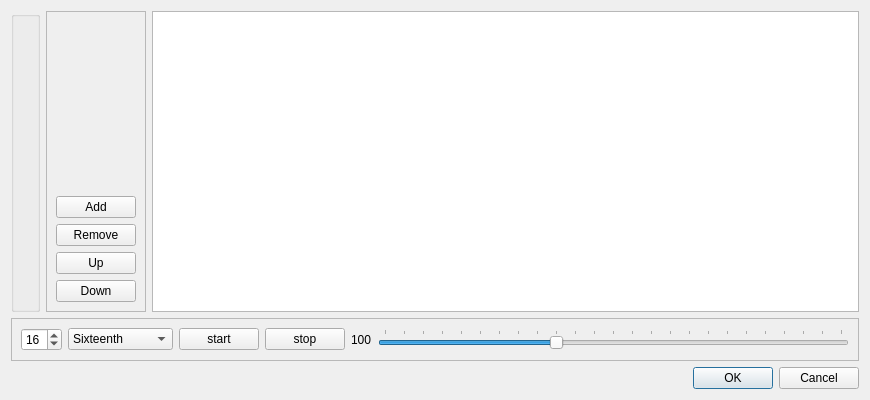
The window that src/drumgrid.ui (pedrolcl/kmetronome) describes before a commit, drawn with Qt 5.
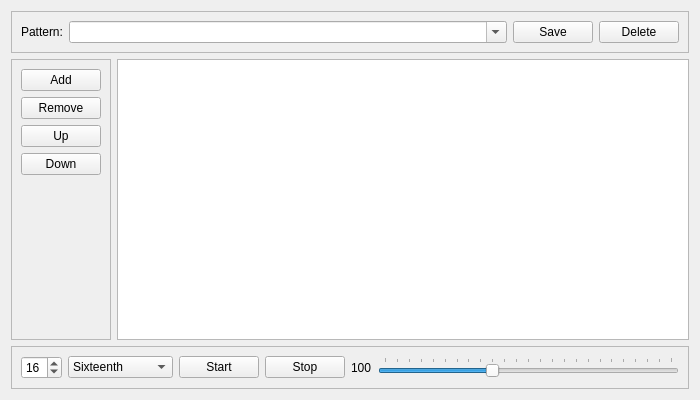
The same window after the commit. Icons and pictures are not drawn. Custom widgets are drawn as their Qt base class.

Commit message: * Pattern editor layout * KDialogs

Patch:
```diff
--- a/src/drumgrid.ui
+++ b/src/drumgrid.ui
@@ -1,12 +1,12 @@
 <?xml version="1.0" encoding="UTF-8"?>
 <ui version="4.0">
  <class>DrumGrid</class>
- <widget class="QDialog" name="DrumGrid">
+ <widget class="QWidget" name="DrumGrid">
   <property name="geometry">
    <rect>
     <x>0</x>
     <y>0</y>
-    <width>870</width>
+    <width>700</width>
     <height>400</height>
    </rect>
   </property>
@@ -14,23 +14,53 @@
    <string>Pattern Editor</string>
   </property>
   <layout class="QGridLayout" name="gridLayout">
-   <item row="0" column="0">
-    <widget class="KEditListBox" name="keditlistbox">
-     <property name="sizePolicy">
-      <sizepolicy hsizetype="Minimum" vsizetype="Preferred">
-       <horstretch>0</horstretch>
-       <verstretch>0</verstretch>
-      </sizepolicy>
+   <item row="0" column="0" colspan="2">
+    <widget class="QFrame" name="frame">
+     <property name="frameShape">
+      <enum>QFrame::StyledPanel</enum>
      </property>
-     <property name="maximumSize">
-      <size>
-       <width>220</width>
-       <height>16777215</height>
-      </size>
+     <property name="frameShadow">
+      <enum>QFrame::Raised</enum>
      </property>
+     <layout class="QHBoxLayout" name="horizontalLayout_2">
+      <item>
+       <widget class="QLabel" name="patternLabel">
+        <property name="text">
+         <string>Pattern:</string>
+        </property>
+       </widget>
+      </item>
+      <item>
+       <widget class="KComboBox" name="kcombobox">
+        <property name="sizePolicy">
+         <sizepolicy hsizetype="Expanding" vsizetype="Fixed">
+          <horstretch>0</horstretch>
+          <verstretch>0</verstretch>
+         </sizepolicy>
+        </property>
+        <property name="editable">
+         <bool>true</bool>
+        </property>
+       </widget>
+      </item>
+      <item>
+       <widget class="KPushButton" name="saveButton">
+        <property name="text">
+         <string>Save</string>
+        </property>
+       </widget>
+      </item>
+      <item>
+       <widget class="KPushButton" name="deleteButton">
+        <property name="text">
+         <string>Delete</string>
+        </property>
+       </widget>
+      </item>
+     </layout>
     </widget>
    </item>
-   <item row="0" column="1">
+   <item row="1" column="0">
     <widget class="QFrame" name="frame_4">
      <property name="frameShape">
       <enum>QFrame::StyledPanel</enum>
@@ -39,6 +69,34 @@
       <enum>QFrame::Raised</enum>
      </property>
      <layout class="QVBoxLayout" name="verticalLayout">
+      <item>
+       <widget class="KPushButton" name="addButton">
+        <property name="text">
+         <string>Add</string>
+        </property>
+       </widget>
+      </item>
+      <item>
+       <widget class="KPushButton" name="removeButton">
+        <property name="text">
+         <string>Remove</string>
+        </property>
+       </widget>
+      </item>
+      <item>
+       <widget class="KPushButton" name="upButton">
+        <property name="text">
+         <string>Up</string>
+        </property>
+       </widget>
+      </item>
+      <item>
+       <widget class="KPushButton" name="downButton">
+        <property name="text">
+         <string>Down</string>
+        </property>
+       </widget>
+      </item>
       <item>
        <spacer name="verticalSpacer">
         <property name="orientation">
@@ -52,41 +110,13 @@
         </property>
        </spacer>
       </item>
-      <item>
-       <widget class="KPushButton" name="kpushbutton">
-        <property name="text">
-         <string>Add</string>
-        </property>
-       </widget>
-      </item>
-      <item>
-       <widget class="KPushButton" name="kpushbutton_2">
-        <property name="text">
-         <string>Remove</string>
-        </property>
-       </widget>
-      </item>
-      <item>
-       <widget class="KPushButton" name="kpushbutton_3">
-        <property name="text">
-         <string>Up</string>
-        </property>
-       </widget>
-      </item>
-      <item>
-       <widget class="KPushButton" name="kpushbutton_4">
-        <property name="text">
-         <string>Down</string>
-        </property>
-       </widget>
-      </item>
      </layout>
     </widget>
    </item>
-   <item row="0" column="2">
+   <item row="1" column="1">
     <widget class="QTableView" name="tableView"/>
    </item>
-   <item row="1" column="0" colspan="3">
+   <item row="2" column="0" colspan="2">
     <widget class="QFrame" name="frame_2">
      <property name="frameShape">
       <enum>QFrame::StyledPanel</enum>
@@ -98,7 +128,7 @@
       <item>
        <widget class="QSpinBox" name="gridColumns">
         <property name="minimum">
-         <number>2</number>
+         <number>1</number>
         </property>
         <property name="maximum">
          <number>64</number>
@@ -189,14 +219,14 @@
       <item>
        <widget class="QPushButton" name="startButton">
         <property name="text">
-         <string>start</string>
+         <string>Start</string>
         </property>
        </widget>
       </item>
       <item>
        <widget class="QPushButton" name="stopButton">
         <property name="text">
-         <string>stop</string>
+         <string>Stop</string>
         </property>
        </widget>
       </item>
@@ -229,13 +259,6 @@
      </layout>
     </widget>
    </item>
-   <item row="2" column="0" colspan="3">
-    <widget class="QDialogButtonBox" name="buttonBox">
-     <property name="standardButtons">
-      <set>QDialogButtonBox::Cancel|QDialogButtonBox::Ok</set>
-     </property>
-    </widget>
-   </item>
   </layout>
  </widget>
  <customwidgets>
@@ -245,9 +268,9 @@
    <header>kcombobox.h</header>
   </customwidget>
   <customwidget>
-   <class>KEditListBox</class>
-   <extends>QGroupBox</extends>
-   <header>keditlistbox.h</header>
+   <class>KIntSpinBox</class>
+   <extends>QSpinBox</extends>
+   <header>knuminput.h</header>
   </customwidget>
   <customwidget>
    <class>KPushButton</class>
```
Left out of the diff: 58 changed lines with no effect on the pictures. The commit also changes 5 other files.
